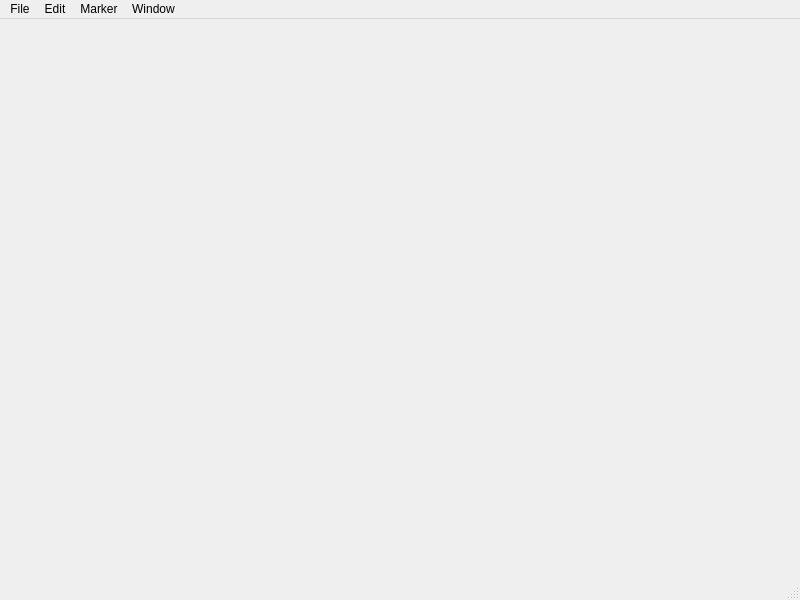
allenck/DecoderPro_app, file LayoutEditor/paneleditor.ui: the form before one commit.
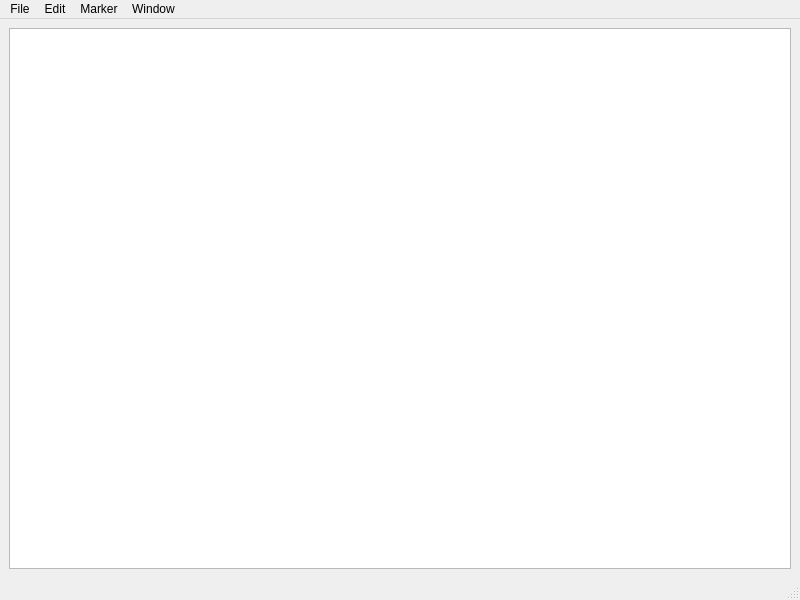
The form after the commit.

```diff
--- a/LayoutEditor/paneleditor.ui
+++ b/LayoutEditor/paneleditor.ui
@@ -16,7 +16,7 @@
   <widget class="QWidget" name="centralwidget">
    <layout class="QVBoxLayout" name="verticalLayout">
     <item>
-     <widget class="QWidget" name="editPanel" native="true"/>
+     <widget class="QGraphicsView" name="editPanel"/>
     </item>
    </layout>
   </widget>
```
Left out of the diff: 2 changed lines with no effect on the pictures.
